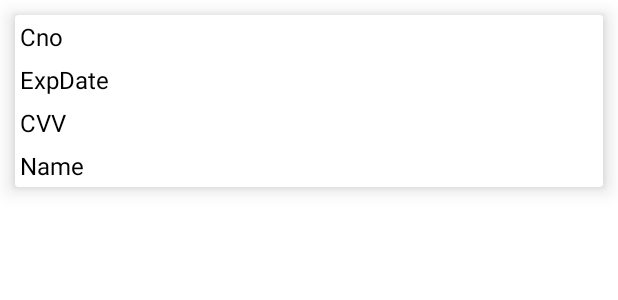
After one commit to Rivindu2/Insight, an Android app: the layout carddetails.xml on its own in the app's theme, with its tools: preview values and no code run, on a phone screen of 412 x 824 dp. The commit adds this screen. Shown: the top 300 px of the screen. Run offline under Robolectric (Android 15) with nearby library versions, the light colour scheme and no system bars.

Commit message:
CardUPDATEDELETE

```diff
--- /dev/null
+++ b/app/src/main/res/layout/carddetails.xml
@@ -0,0 +1,60 @@
+<?xml version="1.0" encoding="utf-8"?>
+<androidx.cardview.widget.CardView xmlns:android="http://schemas.android.com/apk/res/android"
+    android:layout_width="match_parent"
+    android:layout_height="wrap_content"
+    xmlns:app="http://schemas.android.com/apk/res-auto"
+    app:cardElevation="8dp"
+    android:layout_marginTop="10dp"
+    android:layout_marginRight="10dp"
+    android:layout_marginLeft="10dp">
+
+
+
+
+    <LinearLayout
+        android:layout_width="match_parent"
+        android:layout_height="wrap_content"
+        android:orientation="vertical"
+        android:layout_marginLeft="0dp">
+
+
+        <TextView
+            android:layout_width="match_parent"
+            android:layout_height="wrap_content"
+            android:text="Cno"
+            android:textSize="16sp"
+            android:textColor="#000"
+            android:padding="3dp"
+            android:id="@+id/Input1_text"/>
+
+        <TextView
+            android:layout_width="match_parent"
+            android:layout_height="wrap_content"
+            android:text="ExpDate"
+            android:textSize="16sp"
+            android:textColor="#000"
+            android:padding="3dp"
+            android:id="@+id/Input2_text"/>
+
+        <TextView
+            android:layout_width="match_parent"
+            android:layout_height="wrap_content"
+            android:text="CVV"
+            android:textSize="16sp"
+            android:textColor="#000"
+            android:padding="3dp"
+            android:id="@+id/Input3_text"/>
+
+        <TextView
+            android:layout_width="match_parent"
+            android:layout_height="wrap_content"
+            android:text="Name"
+            android:textSize="16sp"
+            android:textColor="#000"
+            android:padding="3dp"
+            android:id="@+id/Input4_text"/>
+
+    </LinearLayout>
+
+
+</androidx.cardview.widget.CardView>
```
Also changed, not shown: app/src/main/java/com/example/myapplication/CardModel.java (added, +56 -0 lines), app/src/main/java/com/example/myapplication/CardTouchHelper.java (added, +54 -0 lines), app/src/main/java/com/example/myapplication/MyCardAdapter.java (added, +103 -0 lines), app/src/main/java/com/example/myapplication/ViewCardActivity.java (+60 -0 lines), app/src/main/res/layout/activity_view_card.xml (+16 -0 lines).
